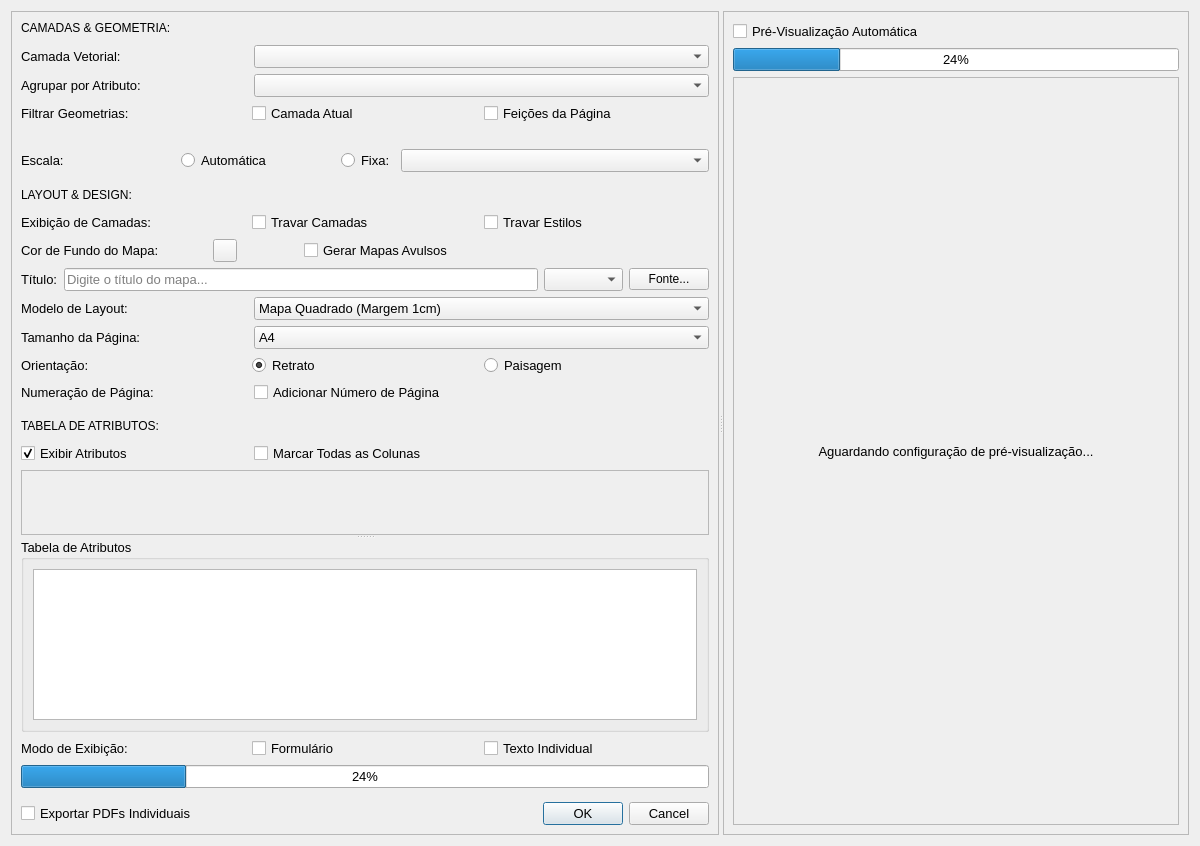
First picture: the form in vector_to_map_dialog_base.ui, repository matheusdurso/VectorToMap, before the edit.
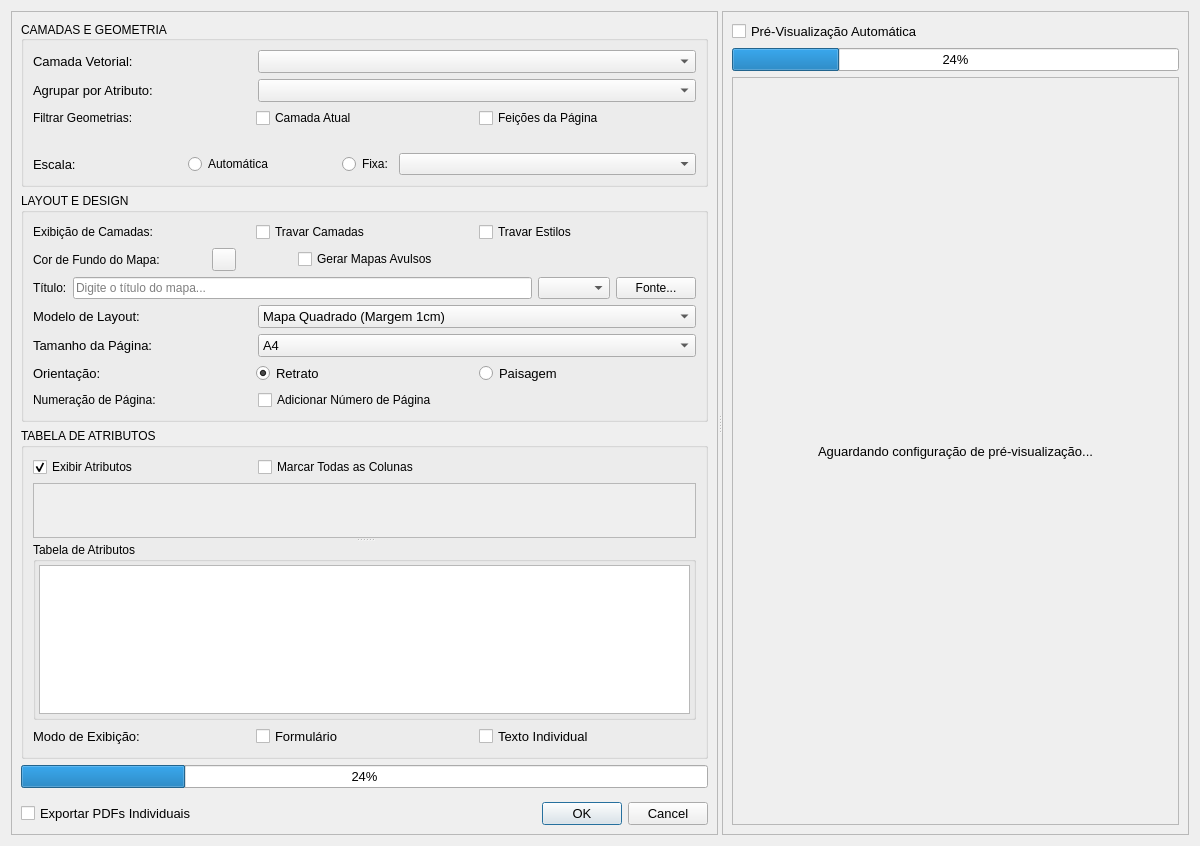
Second picture: the form after the edit. Custom widgets are drawn as their Qt base class.

```diff
--- a/vector_to_map_dialog_base.ui
+++ b/vector_to_map_dialog_base.ui
@@ -18,13 +18,13 @@
   </property>
   <property name="maximumSize">
    <size>
-    <width>1600</width>
-    <height>900</height>
+    <width>16777215</width>
+    <height>16777215</height>
    </size>
   </property>
   <property name="font">
    <font>
-    <pointsize>10</pointsize>
+    <pointsize>9</pointsize>
    </font>
   </property>
   <property name="windowTitle">
@@ -49,37 +49,29 @@
        <property name="geometry">
         <rect>
          <x>0</x>
-         <y>0</y>
-         <width>712</width>
-         <height>893</height>
+         <y>-42</y>
+         <width>704</width>
+         <height>864</height>
         </rect>
        </property>
        <layout class="QVBoxLayout" name="verticalLayout_4">
         <item>
-         <layout class="QHBoxLayout" name="horizontalLayout_15">
-          <property name="bottomMargin">
-           <number>4</number>
-          </property>
-          <item>
-           <widget class="QLabel" name="label_12">
+         <widget class="QGroupBox" name="groupBox">
             <property name="font">
              <font>
               <pointsize>9</pointsize>
              </font>
             </property>
-            <property name="styleSheet">
-             <string notr="true">font-size: 9pt;</string>
-            </property>
-            <property name="text">
-             <string>CAMADAS &amp; GEOMETRIA:</string>
+          <property name="title">
+           <string>CAMADAS E GEOMETRIA</string>
             </property>
             <property name="alignment">
              <set>Qt::AlignLeading|Qt::AlignLeft|Qt::AlignVCenter</set>
             </property>
-           </widget>
-          </item>
-         </layout>
-        </item>
+          <property name="flat">
+           <bool>false</bool>
+          </property>
+          <layout class="QVBoxLayout" name="verticalLayout_7">
         <item>
          <layout class="QHBoxLayout" name="horizontalLayout_9" stretch="1,2">
           <property name="topMargin">
@@ -240,34 +232,29 @@
           </item>
          </layout>
         </item>
+          </layout>
+         </widget>
+        </item>
         <item>
-         <layout class="QHBoxLayout" name="horizontalLayout_16">
-          <property name="topMargin">
-           <number>10</number>
+         <widget class="QGroupBox" name="groupBox_2">
+          <property name="minimumSize">
+           <size>
+            <width>0</width>
+            <height>0</height>
+           </size>
           </property>
-          <property name="bottomMargin">
-           <number>4</number>
-          </property>
-          <item>
-           <widget class="QLabel" name="label_14">
             <property name="font">
              <font>
               <pointsize>9</pointsize>
              </font>
             </property>
-            <property name="styleSheet">
-             <string notr="true">font-size: 9pt;</string>
-            </property>
-            <property name="text">
-             <string>LAYOUT &amp; DESIGN:</string>
-            </property>
-            <property name="alignment">
-             <set>Qt::AlignLeading|Qt::AlignLeft|Qt::AlignVCenter</set>
-            </property>
-           </widget>
-          </item>
-         </layout>
-        </item>
+          <property name="title">
+           <string>LAYOUT E DESIGN</string>
+          </property>
+          <property name="flat">
+           <bool>false</bool>
+          </property>
+          <layout class="QVBoxLayout" name="verticalLayout_8">
         <item>
          <layout class="QHBoxLayout" name="horizontalLayout_11">
           <property name="topMargin">
@@ -330,7 +317,7 @@
             </property>
             <property name="sizeHint" stdset="0">
              <size>
-              <width>47</width>
+                 <width>45</width>
               <height>20</height>
              </size>
             </property>
@@ -350,7 +337,7 @@
             </property>
             <property name="sizeHint" stdset="0">
              <size>
-              <width>60</width>
+                 <width>55</width>
               <height>20</height>
              </size>
             </property>
@@ -574,7 +561,7 @@
            <widget class="QCheckBox" name="chk_numeracao">
             <property name="font">
              <font>
-              <pointsize>10</pointsize>
+                 <pointsize>9</pointsize>
              </font>
             </property>
             <property name="toolTip">
@@ -590,34 +577,26 @@
           </item>
          </layout>
         </item>
+          </layout>
+         </widget>
+        </item>
         <item>
-         <layout class="QHBoxLayout" name="horizontalLayout_17">
-          <property name="topMargin">
-           <number>10</number>
+         <widget class="QGroupBox" name="groupBox_3">
+          <property name="minimumSize">
+           <size>
+            <width>0</width>
+            <height>0</height>
+           </size>
           </property>
-          <property name="bottomMargin">
-           <number>4</number>
-          </property>
-          <item>
-           <widget class="QLabel" name="label_13">
             <property name="font">
              <font>
               <pointsize>9</pointsize>
              </font>
             </property>
-            <property name="styleSheet">
-             <string notr="true">font-size: 9pt;</string>
-            </property>
-            <property name="text">
-             <string>TABELA DE ATRIBUTOS:</string>
-            </property>
-            <property name="alignment">
-             <set>Qt::AlignLeading|Qt::AlignLeft|Qt::AlignVCenter</set>
-            </property>
-           </widget>
-          </item>
-         </layout>
-        </item>
+          <property name="title">
+           <string>TABELA DE ATRIBUTOS</string>
+          </property>
+          <layout class="QVBoxLayout" name="verticalLayout_9">
         <item>
          <layout class="QHBoxLayout" name="horizontalLayout_12" stretch="1,2">
           <property name="topMargin">
@@ -646,7 +625,7 @@
             </property>
             <property name="font">
              <font>
-              <pointsize>10</pointsize>
+                 <pointsize>9</pointsize>
              </font>
             </property>
             <property name="toolTip">
@@ -668,7 +647,7 @@
            <property name="minimumSize">
             <size>
              <width>0</width>
-             <height>65</height>
+                <height>55</height>
             </size>
            </property>
            <property name="font">
@@ -696,8 +675,8 @@
              <rect>
               <x>0</x>
               <y>0</y>
-              <width>688</width>
-              <height>63</height>
+                 <width>656</width>
+                 <height>53</height>
              </rect>
             </property>
             <property name="font">
@@ -743,7 +722,7 @@
            </property>
            <property name="font">
             <font>
-             <pointsize>10</pointsize>
+                <pointsize>9</pointsize>
              <weight>50</weight>
              <bold>false</bold>
             </font>
@@ -761,6 +740,21 @@
             <bool>false</bool>
            </property>
            <layout class="QVBoxLayout" name="verticalLayout_6">
+               <property name="spacing">
+                <number>7</number>
+               </property>
+               <property name="leftMargin">
+                <number>3</number>
+               </property>
+               <property name="topMargin">
+                <number>3</number>
+               </property>
+               <property name="rightMargin">
+                <number>3</number>
+               </property>
+               <property name="bottomMargin">
+                <number>3</number>
+               </property>
             <item>
              <widget class="QTableWidget" name="tableWidget">
               <property name="minimumSize">
@@ -833,6 +827,9 @@
           </item>
          </layout>
         </item>
+          </layout>
+         </widget>
+        </item>
         <item>
          <widget class="QProgressBar" name="progressBar">
           <property name="value">
@@ -896,7 +893,7 @@
         <rect>
          <x>0</x>
          <y>0</y>
-         <width>435</width>
+         <width>443</width>
          <height>822</height>
         </rect>
        </property>
```
Lines whose indentation alone changed are shown as unchanged.
